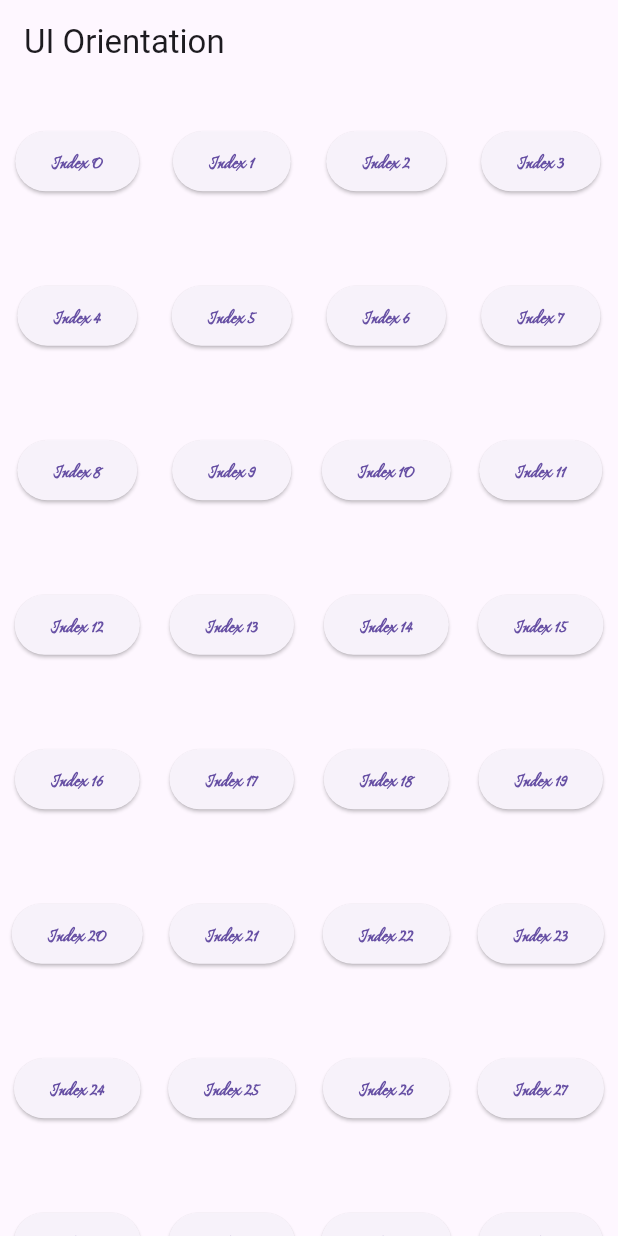
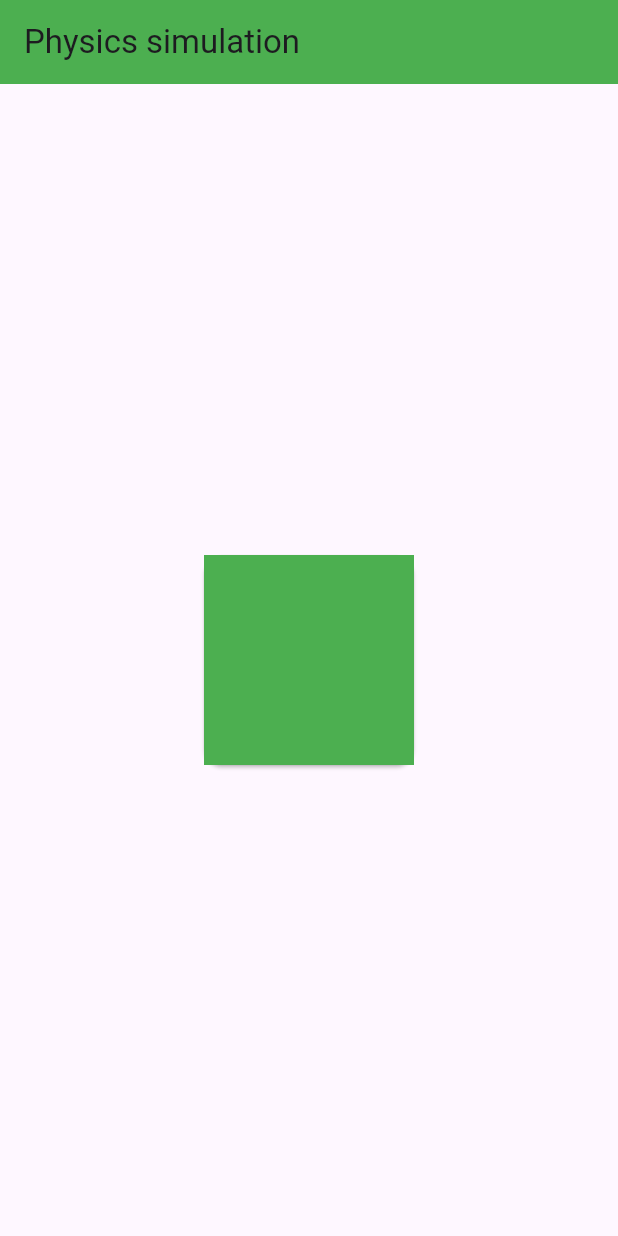
Before and after one commit to leminhduc1202/learning_flutter_vsc, a Flutter app: the screen it shows after launch, on a phone screen of 412 x 824 dp. Run offline on Flutter 3.47's test engine with Material 3 defaults, Android fonts, the phone set to English and light mode, and no system bars; our stand-ins replace analog_clock, carousel_slider, convex_bottom_bar, expansion_tile_card, flutter_slidable, octo_image and 3 more.

Commit message:
Physics simulator animation in Flutter

```diff
--- a/lib/main.dart
+++ b/lib/main.dart
@@ -2,6 +2,7 @@ import 'package:flutter/material.dart';
 import 'package:learning_flutter_vsc/ui_components/animation_route_transition_component.dart';
 import 'package:learning_flutter_vsc/ui_components/convex_bottombar_component.dart';
 import 'package:learning_flutter_vsc/ui_components/expansion_card_components.dart';
+import 'package:learning_flutter_vsc/ui_components/physics_simulation_animation_component.dart';
 import 'package:learning_flutter_vsc/ui_components/skeleton_text_loading_component.dart';
 import 'package:learning_flutter_vsc/ui_components/slidable_component.dart';
 import 'package:learning_flutter_vsc/ui_components/ui_orientation_component.dart';
@@ -29,7 +30,7 @@ void main() {
   // runApp(const SlidableView());
   // runApp(const SkeletonTextLoadingComponent());
   // runApp(const HomeAnimationRoutePage());
-  runApp(const UiOrientationComponent());
+  runApp(const PhysicsCardDragDemo());
 }
 
 class MyApp extends StatelessWidget {
--- /dev/null
+++ b/lib/ui_components/physics_simulation_animation_component.dart
@@ -0,0 +1,111 @@
+import 'package:flutter/material.dart';
+import 'package:flutter/physics.dart';
+
+class PhysicsCardDragDemo extends StatelessWidget {
+  const PhysicsCardDragDemo({super.key});
+
+  @override
+  Widget build(BuildContext context) {
+    return MaterialApp(
+      home: Scaffold(
+        appBar: AppBar(
+          title: const Text("Physics simulation"),
+          backgroundColor: Colors.green,
+        ),
+        body: DraggableCard(
+            child: Container(
+          width: 140,
+          height: 140,
+          decoration: const BoxDecoration(color: Colors.green),
+        )),
+      ),
+    );
+  }
+}
+
+class DraggableCard extends StatefulWidget {
+  final Widget child;
+
+  const DraggableCard({super.key, required this.child});
+
+  @override
+  DraggableCardState createState() => DraggableCardState();
+}
+
+class DraggableCardState extends State<DraggableCard>
+    with SingleTickerProviderStateMixin {
+  late AnimationController _controller;
+
+  Alignment _dragAlignment = Alignment.center;
+
+  late Animation<Alignment> _animation;
+
+  void _runAnimation(Offset pixelsPerSecond, Size size) {
+    _animation = _controller.drive(
+      AlignmentTween(
+        begin: _dragAlignment,
+        end: Alignment.center,
+      ),
+    );
+    // evaluating velocity
+    final unitsPerSecondX = pixelsPerSecond.dx / size.width;
+    final unitsPerSecondY = pixelsPerSecond.dy / size.height;
+    final unitsPerSecond = Offset(unitsPerSecondX, unitsPerSecondY);
+    final unitVelocity = unitsPerSecond.distance;
+
+    const spring = SpringDescription(
+      mass: 30,
+      stiffness: 1,
+      damping: 1,
+    );
+
+    final simulation = SpringSimulation(spring, 0, 1, -unitVelocity);
+
+    _controller.animateWith(simulation);
+  }
+
+  @override
+  void initState() {
+    super.initState();
+    _controller = AnimationController(vsync: this);
+
+    _controller.addListener(() {
+      setState(() {
+        _dragAlignment = _animation.value;
+      });
+    });
+  }
+
+  @override
+  void dispose() {
+    _controller.dispose();
+    super.dispose();
+  }
+
+  @override
+  Widget build(BuildContext context) {
+    final size = MediaQuery.of(context).size;
+    return GestureDetector(
+      onPanDown: (details) {
+        _controller.stop();
+      },
+      onPanUpdate: (details) {
+        setState(() {
+          _dragAlignment += Alignment(
+            details.delta.dx / (size.width / 2),
+            details.delta.dy / (size.height / 2),
+          );
+        });
+      },
+      onPanEnd: (details) {
+        _runAnimation(details.velocity.pixelsPerSecond, size);
+      },
+      child: Align(
+        alignment: _dragAlignment,
+        child: Card(
+          child: widget.child,
+        ),
+      ),
+    );
+  }
+}
```
